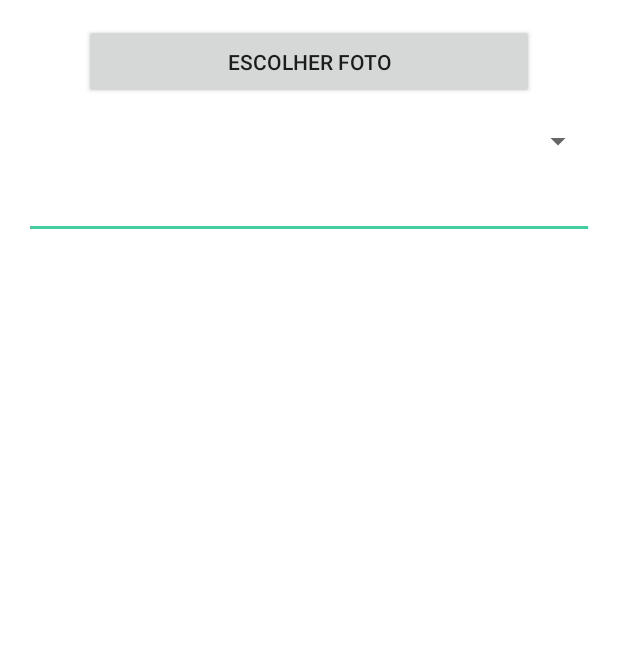
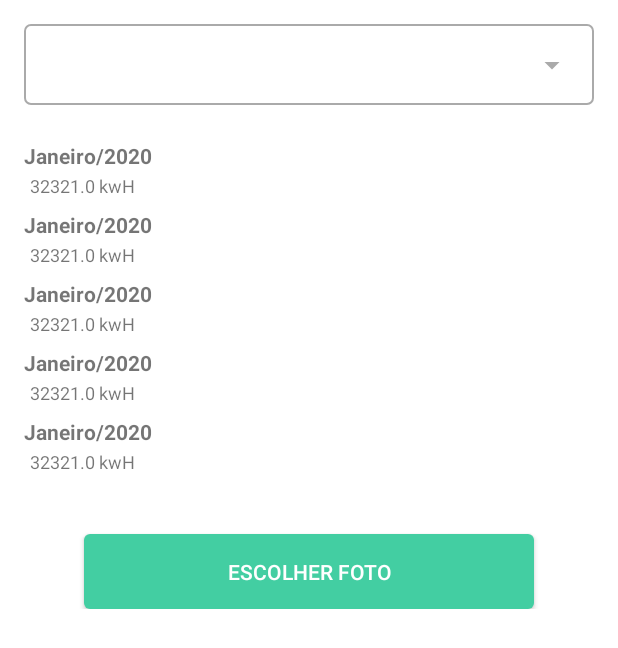
Before and after one commit to Marceloamds/text-recognition, an Android app: the layout activity_vision.xml on its own in the app's theme, with its tools: preview values and no code run, on a phone screen of 412 x 824 dp. Shown: the top 648 px of the screen. Run offline under Robolectric (Android 15) with nearby library versions, the phone set to English and light mode, and no system bars.

Commit message:
Refactoring layout

```diff
--- a/app/src/main/java/com/jera/vision/domain/util/resource/Strings.kt
+++ b/app/src/main/java/com/jera/vision/domain/util/resource/Strings.kt
@@ -22,12 +22,6 @@ Strings constructor(private val context: Context) {
     val errorUnprocessableEntity: String get() = res(R.string.error_unprocessable_entity)
     val globalTryAgain: String get() = res(R.string.global_try_again)
     val globalOk: String get() = res(R.string.global_ok)
-    val emptyFieldsErrorTitle: String = res(R.string.empty_currencies_error)
-    val emptyCurrenciesError: String = res(R.string.empty_currencies_error)
-    val emptyValueError: String = res(R.string.empty_value_error)
-    val conversionError: String = res(R.string.conversion_error)
-    val currentQuotesError: String = res(R.string.current_quotes_error)
-    val currencyListError: String = res(R.string.currency_list_error)
 
     private fun res(@StringRes stringId: Int) = context.getString(stringId)
 }
--- /dev/null
+++ b/app/src/main/res/drawable/ic_arrow_down.xml
@@ -0,0 +1,10 @@
+<vector xmlns:android="http://schemas.android.com/apk/res/android"
+    android:width="24dp"
+    android:height="24dp"
+    android:viewportWidth="24"
+    android:viewportHeight="24"
+    android:tint="?attr/colorControlNormal">
+  <path
+      android:fillColor="@android:color/white"
+      android:pathData="M7,10l5,5 5,-5z"/>
+</vector>
--- /dev/null
+++ b/app/src/main/res/drawable/spinner_background.xml
@@ -0,0 +1,7 @@
+<?xml version="1.0" encoding="utf-8"?>
+<shape xmlns:android="http://schemas.android.com/apk/res/android"
+    android:shape="rectangle">
+    <solid android:color="@android:color/transparent" />
+    <stroke android:color="@android:color/darker_gray" android:width="1dp" />
+    <corners android:radius="4dp" />
+</shape>
--- a/app/src/main/res/layout/activity_vision.xml
+++ b/app/src/main/res/layout/activity_vision.xml
@@ -1,12 +1,13 @@
 <?xml version="1.0" encoding="utf-8"?>
-<layout xmlns:android="http://schemas.android.com/apk/res/android"
+<layout xmlns:tools="http://schemas.android.com/tools"
+    xmlns:android="http://schemas.android.com/apk/res/android"
     xmlns:app="http://schemas.android.com/apk/res-auto">
 
     <FrameLayout
         android:layout_width="match_parent"
         android:layout_height="match_parent">
 
-        <ScrollView
+        <androidx.core.widget.NestedScrollView
             android:id="@+id/sv"
             android:layout_width="match_parent"
             android:layout_height="match_parent"
@@ -16,40 +17,52 @@
                 android:layout_width="match_parent"
                 android:layout_height="wrap_content">
 
+                <Spinner
+                    android:id="@+id/spinner_bill_type"
+                    android:layout_width="0dp"
+                    android:background="@drawable/spinner_background"
+                    android:layout_height="54dp"
+                    android:layout_margin="16dp"
+                    app:layout_constraintEnd_toEndOf="parent"
+                    app:layout_constraintStart_toStartOf="parent"
+                    app:layout_constraintTop_toTopOf="parent" />
+
+                <ImageView
+                    android:id="@+id/imageView"
+                    android:layout_width="wrap_content"
+                    android:layout_height="wrap_content"
+                    android:layout_marginEnd="16dp"
+                    android:tint="@android:color/darker_gray"
+                    app:layout_constraintBottom_toBottomOf="@+id/spinner_bill_type"
+                    app:layout_constraintEnd_toEndOf="@+id/spinner_bill_type"
+                    app:layout_constraintTop_toTopOf="@+id/spinner_bill_type"
+                    app:srcCompat="@drawable/ic_arrow_down" />
+
+                <androidx.recyclerview.widget.RecyclerView
+                    android:id="@+id/recycler_result"
+                    android:layout_width="0dp"
+                    android:layout_height="wrap_content"
+                    android:layout_margin="16dp"
+                    app:layoutManager="androidx.recyclerview.widget.LinearLayoutManager"
+                    app:layout_constraintEnd_toEndOf="parent"
+                    app:layout_constraintStart_toStartOf="parent"
+                    app:layout_constraintTop_toBottomOf="@id/spinner_bill_type"
+                    tools:itemCount="5"
+                    tools:listitem="@layout/item_month_consumption" />
+
                 <Button
                     android:id="@+id/button"
                     android:layout_width="300dp"
                     android:layout_height="50dp"
                     android:text="Escolher foto"
-                    android:layout_marginTop="16dp"
-                    app:layout_constraintTop_toTopOf="parent"
+                    android:background="@drawable/button_background"
+                    android:textColor="@android:color/white"
+                    android:layout_marginTop="40dp"
+                    app:layout_constraintTop_toBottomOf="@id/recycler_result"
                     app:layout_constraintEnd_toEndOf="parent"
                     app:layout_constraintStart_toStartOf="parent"/>
-
-                <Spinner
-                    android:id="@+id/spinner_bill_type"
-                    android:layout_width="0dp"
-                    android:layout_height="match_parent"
-                    android:layout_margin="16dp"
-                    app:layout_constraintEnd_toEndOf="parent"
-                    app:layout_constraintStart_toStartOf="parent"
-                    app:layout_constraintTop_toBottomOf="@id/button" />
-
-                <EditText
-                    android:id="@+id/tv_result"
-                    android:layout_width="match_parent"
-                    android:layout_height="wrap_content"
-                    android:textColor="@android:color/black"
-                    android:textSize="12sp"
-                    android:inputType="textMultiLine"
-                    android:textStyle="bold"
-                    android:layout_margin="16dp"
-                    app:layout_constraintBottom_toBottomOf="parent"
-                    app:layout_constraintEnd_toEndOf="parent"
-                    app:layout_constraintStart_toStartOf="parent"
-                    app:layout_constraintTop_toBottomOf="@id/spinner_bill_type" />
             </androidx.constraintlayout.widget.ConstraintLayout>
-        </ScrollView>
+        </androidx.core.widget.NestedScrollView>
 
         <com.jera.vision.presentation.util.placeholder.PlaceholderView
             android:id="@+id/placeholder_view"
--- /dev/null
+++ b/app/src/main/res/layout/item_month_consumption.xml
@@ -0,0 +1,31 @@
+<?xml version="1.0" encoding="utf-8"?>
+<layout xmlns:app="http://schemas.android.com/apk/res-auto"
+    xmlns:tools="http://schemas.android.com/tools"
+    xmlns:android="http://schemas.android.com/apk/res/android">
+
+    <androidx.constraintlayout.widget.ConstraintLayout
+        android:layout_width="wrap_content"
+        android:layout_height="wrap_content">
+
+        <TextView
+            android:id="@+id/textViewMonth"
+            android:layout_width="wrap_content"
+            android:layout_height="wrap_content"
+            android:layout_marginTop="8dp"
+            android:textStyle="bold"
+            tools:text="Janeiro/2020"
+            app:layout_constraintStart_toStartOf="parent"
+            app:layout_constraintTop_toTopOf="parent" />
+
+        <TextView
+            android:id="@+id/textViewConsumption"
+            android:layout_width="wrap_content"
+            android:layout_height="wrap_content"
+            android:layout_marginStart="4dp"
+            android:layout_marginTop="2dp"
+            android:textSize="12sp"
+            tools:text="32321.0 kwH"
+            app:layout_constraintStart_toStartOf="parent"
+            app:layout_constraintTop_toBottomOf="@+id/textViewMonth" />
+    </androidx.constraintlayout.widget.ConstraintLayout>
+</layout>
```
Also changed, not shown: app/src/main/java/com/jera/vision/presentation/view/vision/MonthConsumptionAdapter.kt (added, +26 -0 lines), app/src/main/java/com/jera/vision/presentation/view/vision/MonthConsumptionViewHolder.kt (added, +45 -0 lines), app/src/main/java/com/jera/vision/presentation/view/vision/VisionActivity.kt (+5 -20 lines), app/src/main/res/drawable/ic_bill.xml (added, +10 -0 lines), app/src/main/res/menu/filter_currency_menu.xml (deleted, +0 -11 lines), app/src/main/res/menu/list_currencies_menu.xml (deleted, +0 -27 lines), app/src/main/res/values/strings.xml (+4 -24 lines).
